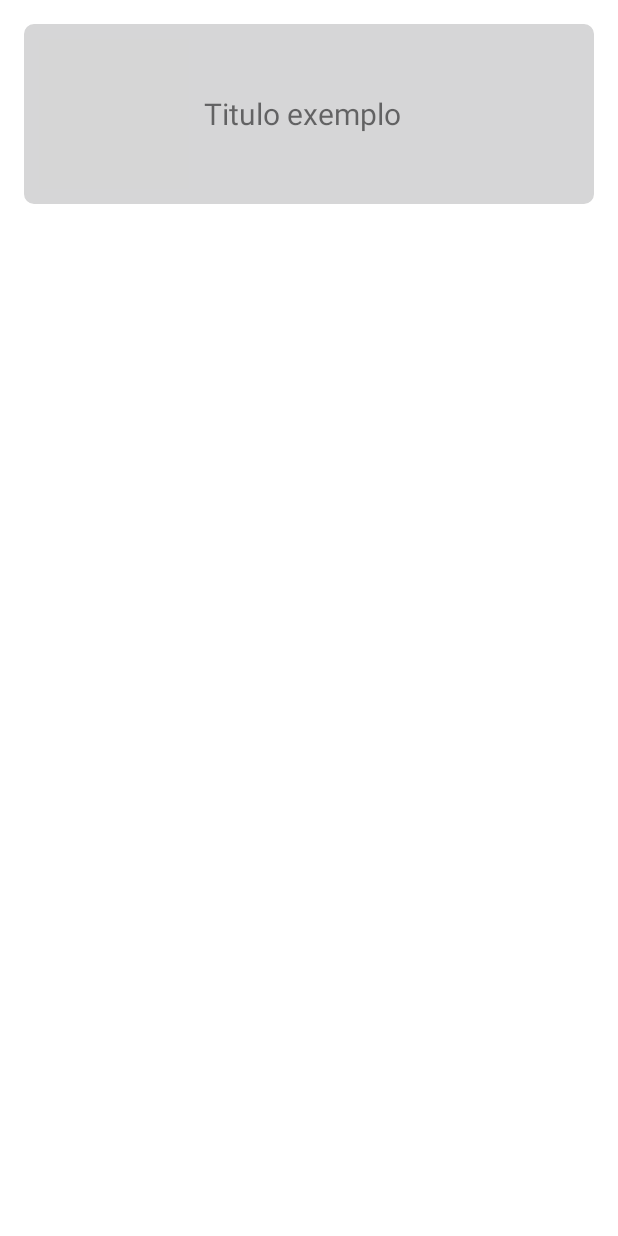
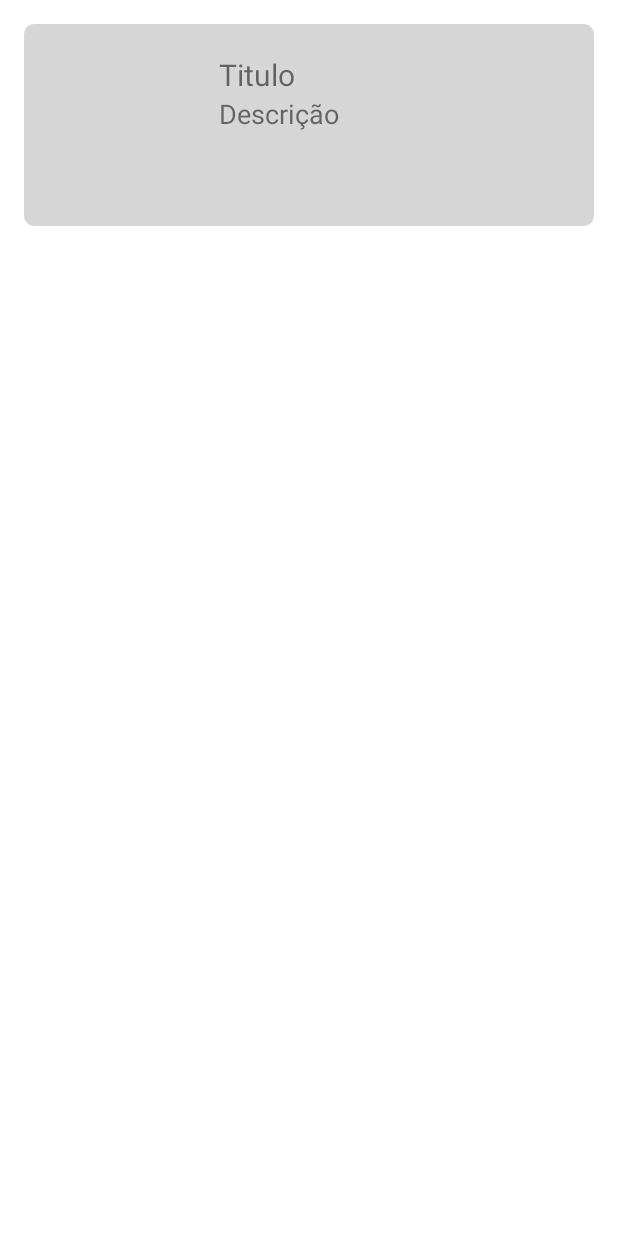
Before and after one commit to reginaldo-basilio/ProjetoTCC, an Android app: the layout all_ads_for_users.xml on its own in the app's theme, with its tools: preview values and no code run, on a phone screen of 412 x 824 dp. Run offline under Robolectric (Android 15) with nearby library versions, the phone set to English and light mode, and no system bars; grey boxes are pictures that could not be loaded.

Commit message:
Atualizando recyclerview de anuncios. Agora mostra titulo e descricao

```diff
--- a/app/src/main/java/com/example/apptcc/Adapter/UserAdsAdapter.java
+++ b/app/src/main/java/com/example/apptcc/Adapter/UserAdsAdapter.java
@@ -79,6 +79,7 @@ public class UserAdsAdapter extends RecyclerView.Adapter<UserAdsAdapter.ViewHold
         item = mUserAdsList.get(position);
 
         holder.txtTitleAdsUser.setText(item.getTitle());
+        holder.txtDescriptionAdsUser.setText(item.getDescription());
         Glide.with(context).load(item.getUrl()).into(holder.imgAdsUser);
 
         holder.linearLayoutAdsUser.setOnLongClickListener(new View.OnLongClickListener() {
@@ -120,7 +121,7 @@ public class UserAdsAdapter extends RecyclerView.Adapter<UserAdsAdapter.ViewHold
     public static class ViewHolder extends RecyclerView.ViewHolder{
 
         protected ImageView imgAdsUser;
-        protected TextView txtTitleAdsUser;
+        protected TextView txtTitleAdsUser, txtDescriptionAdsUser;
         protected LinearLayout linearLayoutAdsUser;
 
         public ViewHolder(View itemView) {
@@ -128,6 +129,7 @@ public class UserAdsAdapter extends RecyclerView.Adapter<UserAdsAdapter.ViewHold
 
             imgAdsUser = (ImageView) itemView.findViewById(R.id.imgAdsUser);
             txtTitleAdsUser = (TextView) itemView.findViewById(R.id.txtTitleAdsUser);
+            txtDescriptionAdsUser = (TextView) itemView.findViewById(R.id.txtDescriptionAdsUser);
             linearLayoutAdsUser = (LinearLayout) itemView.findViewById(R.id.linearLayoutAdsUser);
 
         }
--- a/app/src/main/java/com/example/apptcc/Adapter/UserResultAdapter.java
+++ b/app/src/main/java/com/example/apptcc/Adapter/UserResultAdapter.java
@@ -58,6 +58,7 @@ public class UserResultAdapter extends RecyclerView.Adapter<UserResultAdapter.Vi
         Ads item = mUserAdsList.get(position);
 
         holder.txtTitleAdsUser.setText(item.getTitle());
+        holder.txtDescriptionAdsUser.setText(item.getDescription());
         Glide.with(context).load(item.getUrl()).into(holder.imgAdsUser);
 
     }
@@ -70,13 +71,14 @@ public class UserResultAdapter extends RecyclerView.Adapter<UserResultAdapter.Vi
     public static class ViewHolder extends RecyclerView.ViewHolder{
 
         protected ImageView imgAdsUser;
-        protected TextView txtTitleAdsUser;
+        protected TextView txtTitleAdsUser, txtDescriptionAdsUser;
 
         public ViewHolder(View itemView) {
             super(itemView);
 
             imgAdsUser = (ImageView) itemView.findViewById(R.id.imgAdsUser);
             txtTitleAdsUser = (TextView) itemView.findViewById(R.id.txtTitleAdsUser);
+            txtDescriptionAdsUser = (TextView) itemView.findViewById(R.id.txtDescriptionAdsUser);
 
         }
     }
--- a/app/src/main/res/layout/all_ads_for_users.xml
+++ b/app/src/main/res/layout/all_ads_for_users.xml
@@ -1,12 +1,11 @@
 <?xml version="1.0" encoding="utf-8"?>
-<LinearLayout
-    xmlns:android="http://schemas.android.com/apk/res/android"
+<LinearLayout xmlns:android="http://schemas.android.com/apk/res/android"
     xmlns:app="http://schemas.android.com/apk/res-auto"
     xmlns:tools="http://schemas.android.com/tools"
-    android:orientation="vertical"
+    android:layout_width="match_parent"
+    android:layout_height="150dp"
     android:layout_margin="16dp"
-    android:layout_width="match_parent"
-    android:layout_height="wrap_content">
+    android:orientation="vertical">
 
     <LinearLayout
         android:id="@+id/linearLayoutAdsUser"
@@ -21,14 +20,30 @@
             android:layout_height="100dp"
             tools:srcCompat="@tools:sample/avatars" />
 
-        <TextView
-            android:id="@+id/txtTitleAdsUser"
-            android:layout_width="wrap_content"
+        <LinearLayout
+            android:layout_width="match_parent"
             android:layout_height="wrap_content"
-            android:layout_gravity="center"
-            android:layout_marginLeft="10dp"
-            android:text="Titulo exemplo"
-            android:textSize="20sp" />
+            android:background="@drawable/border_spinner"
+            android:orientation="vertical">
+
+            <TextView
+                android:id="@+id/txtTitleAdsUser"
+                android:layout_width="wrap_content"
+                android:layout_height="wrap_content"
+                android:layout_marginLeft="10dp"
+                android:text="Titulo"
+                android:textSize="20sp" />
+
+            <TextView
+                android:id="@+id/txtDescriptionAdsUser"
+                android:layout_width="wrap_content"
+                android:layout_height="wrap_content"
+                android:layout_marginLeft="10dp"
+                android:lines="3"
+                android:text="Descrição"
+                android:textSize="18sp" />
+
+        </LinearLayout>
 
     </LinearLayout>
 
```
